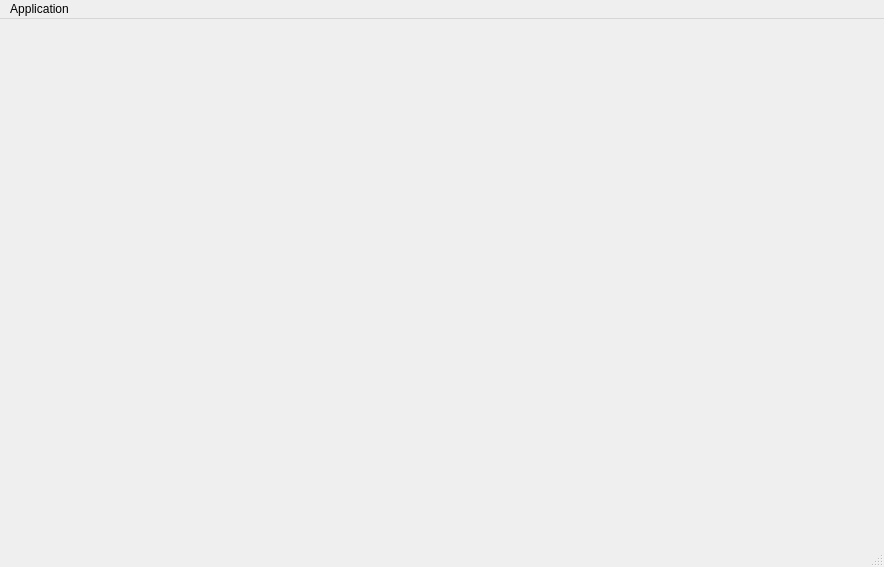
kyledevans/Medicine-Track, file mtrack/mainwindow.ui: the form before one commit.
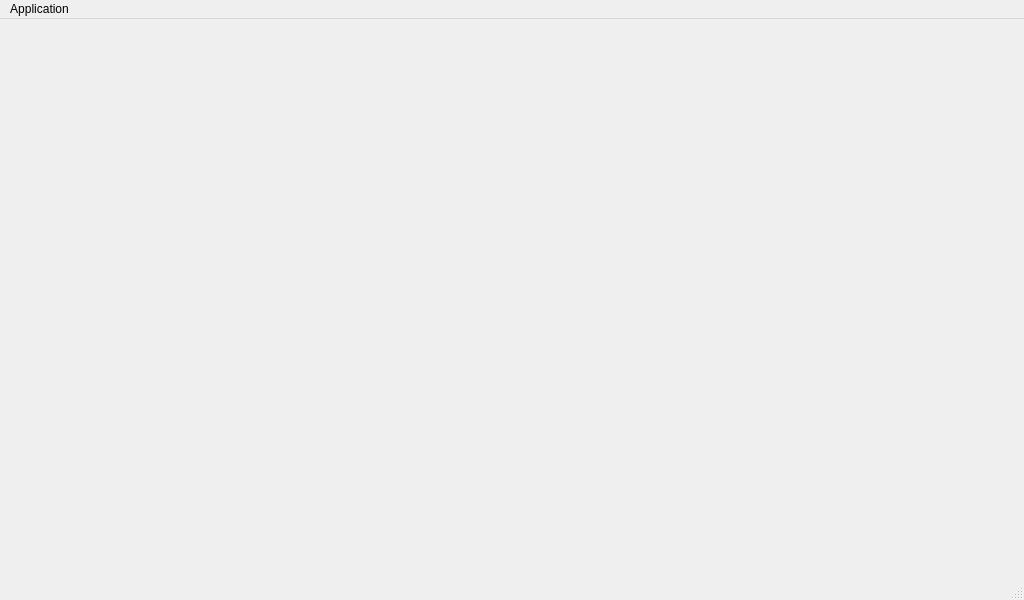
The form after the commit.

The edit to the form file:
```diff
--- a/mtrack/mainwindow.ui
+++ b/mtrack/mainwindow.ui
@@ -6,10 +6,28 @@
    <rect>
     <x>0</x>
     <y>0</y>
-    <width>884</width>
-    <height>567</height>
+    <width>1024</width>
+    <height>600</height>
    </rect>
   </property>
+  <property name="sizePolicy">
+   <sizepolicy hsizetype="Fixed" vsizetype="Fixed">
+    <horstretch>0</horstretch>
+    <verstretch>0</verstretch>
+   </sizepolicy>
+  </property>
+  <property name="minimumSize">
+   <size>
+    <width>1024</width>
+    <height>600</height>
+   </size>
+  </property>
+  <property name="maximumSize">
+   <size>
+    <width>1024</width>
+    <height>600</height>
+   </size>
+  </property>
   <property name="windowTitle">
    <string>Medicine Tracker</string>
   </property>
@@ -38,7 +56,7 @@
     <rect>
      <x>0</x>
      <y>0</y>
-     <width>884</width>
+     <width>1024</width>
      <height>21</height>
     </rect>
    </property>
```
